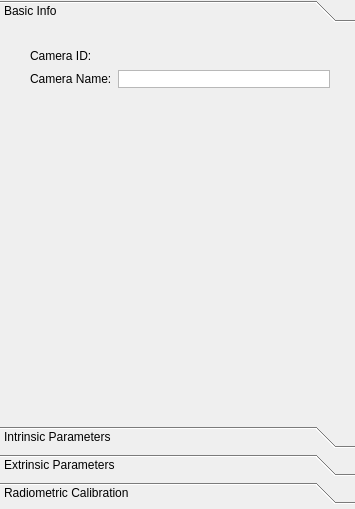
The window that gui/forms/camerainfowidget.ui (thegedge/StereoReconstruction) describes before a commit, drawn with Qt 5.
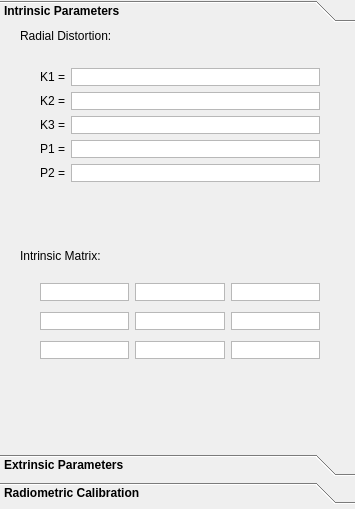
The same window after the commit. Custom widgets are drawn as their Qt base class.

Commit message: Removed 'Basic Info' page from camera inspector

```diff
--- a/gui/forms/camerainfowidget.ui
+++ b/gui/forms/camerainfowidget.ui
@@ -51,86 +51,22 @@
    </property>
    <item>
     <widget class="QToolBox" name="toolBox">
+     <property name="font">
+      <font>
+       <weight>75</weight>
+       <bold>true</bold>
+      </font>
+     </property>
      <property name="currentIndex">
       <number>0</number>
      </property>
-     <widget class="QWidget" name="basicInfoPage">
-      <property name="geometry">
-       <rect>
-        <x>0</x>
-        <y>0</y>
-        <width>355</width>
-        <height>368</height>
-       </rect>
-      </property>
-      <attribute name="label">
-       <string>Basic Info</string>
-      </attribute>
-      <widget class="QWidget" name="formLayoutWidget">
-       <property name="geometry">
-        <rect>
-         <x>20</x>
-         <y>10</y>
-         <width>320</width>
-         <height>74</height>
-        </rect>
-       </property>
-       <layout class="QFormLayout" name="basicInfoLayout">
-        <property name="fieldGrowthPolicy">
-         <enum>QFormLayout::ExpandingFieldsGrow</enum>
-        </property>
-        <property name="formAlignment">
-         <set>Qt::AlignLeading|Qt::AlignLeft|Qt::AlignTop</set>
-        </property>
-        <property name="margin">
-         <number>10</number>
-        </property>
-        <item row="0" column="0">
-         <widget class="QLabel" name="cameraIDLabel">
-          <property name="text">
-           <string>Camera ID:</string>
-          </property>
-          <property name="buddy">
-           <cstring>cameraIDLineEdit</cstring>
-          </property>
-         </widget>
-        </item>
-        <item row="1" column="0">
-         <widget class="QLabel" name="cameraNameLabel">
-          <property name="text">
-           <string>Camera Name:</string>
-          </property>
-          <property name="buddy">
-           <cstring>cameraNameLineEdit</cstring>
-          </property>
-         </widget>
-        </item>
-        <item row="1" column="1">
-         <widget class="QLineEdit" name="cameraNameLineEdit"/>
-        </item>
-        <item row="0" column="1">
-         <widget class="QLineEdit" name="cameraIDLineEdit">
-          <property name="styleSheet">
-           <string notr="true">QLineEdit {
-	background: transparent;
-	border: none;
-}</string>
-          </property>
-          <property name="readOnly">
-           <bool>true</bool>
-          </property>
-         </widget>
-        </item>
-       </layout>
-      </widget>
-     </widget>
      <widget class="QWidget" name="intrinsicParamsPage">
       <property name="geometry">
        <rect>
         <x>0</x>
         <y>0</y>
         <width>355</width>
-        <height>368</height>
+        <height>402</height>
        </rect>
       </property>
       <attribute name="label">
@@ -291,12 +227,6 @@
          <height>16</height>
         </rect>
        </property>
-       <property name="font">
-        <font>
-         <weight>75</weight>
-         <bold>true</bold>
-        </font>
-       </property>
        <property name="text">
         <string>Radial Distortion:</string>
        </property>
@@ -313,12 +243,6 @@
          <height>16</height>
         </rect>
        </property>
-       <property name="font">
-        <font>
-         <weight>75</weight>
-         <bold>true</bold>
-        </font>
-       </property>
        <property name="text">
         <string>Intrinsic Matrix:</string>
        </property>
```
Left out of the diff: 30 changed lines with no effect on the pictures. The commit also changes 3 other files.
